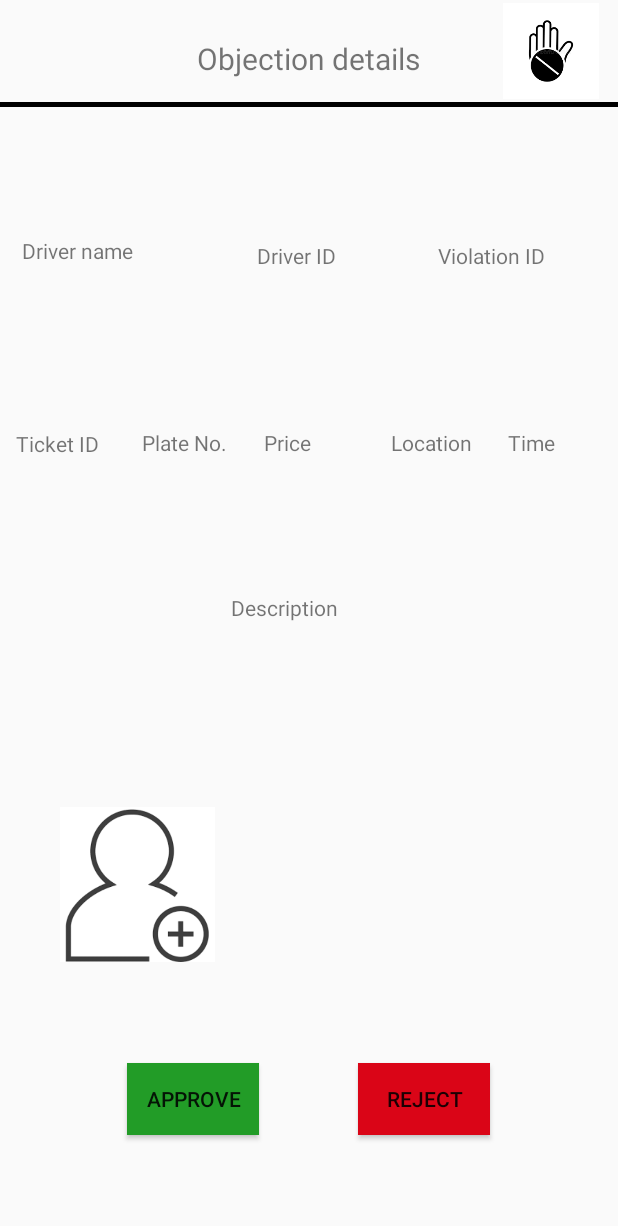
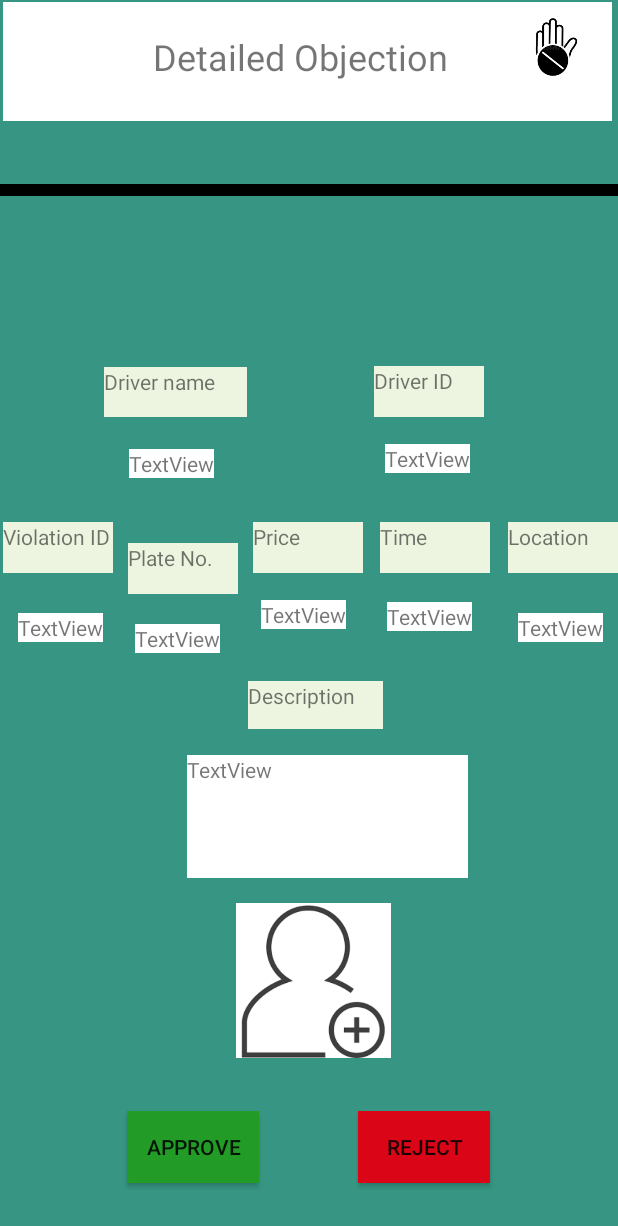
Before and after one commit to Kdzh1/KAUeParking, an Android app: the admin_detailed_objection screen opened directly, with no data from a screen before it, on a phone screen of 412 x 824 dp. Shown: the top 1226 px of the screen. Run offline under Robolectric (Android 15) with nearby library versions, the light colour scheme and no system bars.

Commit message:
finish activity_admin_detailed_objection.xml + add activity_delete_security.xml and finish it

```diff
--- a/app/src/main/AndroidManifest.xml
+++ b/app/src/main/AndroidManifest.xml
@@ -13,6 +13,9 @@
         android:roundIcon="@mipmap/ic_launcher_round"
         android:supportsRtl="true"
         android:theme="@style/Theme.KAUeParking">
+        <activity
+            android:name=".delete_security"
+            android:exported="false" />
         <activity
             android:name=".admin_detailed_objection"
             android:exported="false" />
--- a/app/src/main/res/layout/activity_admin_detailed_objection.xml
+++ b/app/src/main/res/layout/activity_admin_detailed_objection.xml
@@ -4,7 +4,9 @@
     xmlns:tools="http://schemas.android.com/tools"
     android:layout_width="match_parent"
     android:layout_height="match_parent"
-    tools:context=".admin_detailed_objection">
+    tools:context=".admin_detailed_objection"
+    android:background="@color/dgreen"
+    >
 
 
     <TextView
@@ -12,36 +14,43 @@
         android:layout_width="95dp"
         android:layout_height="33dp"
         android:layout_marginTop="32dp"
-        android:layout_marginBottom="35dp"
+        android:layout_marginBottom="324dp"
+        android:background="@color/skr"
         android:text="Driver name"
+        android:textAllCaps="false"
         app:layout_constraintBottom_toTopOf="@+id/imageView7"
         app:layout_constraintEnd_toEndOf="parent"
-        app:layout_constraintHorizontal_bias="0.047"
+        app:layout_constraintHorizontal_bias="0.218"
         app:layout_constraintStart_toStartOf="parent"
         app:layout_constraintTop_toBottomOf="@+id/view2"
         app:layout_constraintVertical_bias="0.147" />
 
+
     <TextView
         android:id="@+id/textView23"
+        android:background="@color/skr"
         android:layout_width="73dp"
         android:layout_height="34dp"
+        android:layout_marginBottom="220dp"
         android:text="Violation ID"
         app:layout_constraintBottom_toTopOf="@+id/imageView7"
         app:layout_constraintEnd_toEndOf="parent"
-        app:layout_constraintHorizontal_bias="0.818"
-        app:layout_constraintStart_toEndOf="@+id/textView16"
+        app:layout_constraintHorizontal_bias="0.005"
+        app:layout_constraintStart_toStartOf="parent"
         app:layout_constraintTop_toBottomOf="@+id/view2"
         app:layout_constraintVertical_bias="0.206" />
 
     <TextView
         android:id="@+id/textView22"
+        android:background="@color/skr"
         android:layout_width="73dp"
         android:layout_height="34dp"
+        android:layout_marginBottom="324dp"
         android:text="Driver ID"
         app:layout_constraintBottom_toTopOf="@+id/imageView7"
         app:layout_constraintEnd_toEndOf="parent"
-        app:layout_constraintHorizontal_bias="0.342"
-        app:layout_constraintStart_toEndOf="@+id/textView16"
+        app:layout_constraintHorizontal_bias="0.488"
+        app:layout_constraintStart_toEndOf="@+id/textView24"
         app:layout_constraintTop_toBottomOf="@+id/view2"
         app:layout_constraintVertical_bias="0.206" />
 
@@ -49,98 +58,59 @@
         android:id="@+id/textView21"
         android:layout_width="90dp"
         android:layout_height="32dp"
+        android:layout_marginStart="165dp"
+        android:layout_marginEnd="156dp"
+        android:layout_marginBottom="116dp"
+        android:background="@color/skr"
         android:text="Description"
         app:layout_constraintBottom_toTopOf="@+id/imageView7"
         app:layout_constraintEnd_toEndOf="parent"
-        app:layout_constraintHorizontal_bias="0.294"
-        app:layout_constraintStart_toEndOf="@+id/textView16"
+        app:layout_constraintHorizontal_bias="0.0"
+        app:layout_constraintStart_toStartOf="parent"
         app:layout_constraintTop_toBottomOf="@+id/view2"
         app:layout_constraintVertical_bias="0.746" />
 
     <TextView
         android:id="@+id/textView20"
+        android:background="@color/skr"
         android:layout_width="73dp"
         android:layout_height="34dp"
+        android:layout_marginBottom="220dp"
         android:text="Time"
         app:layout_constraintBottom_toTopOf="@+id/imageView7"
         app:layout_constraintEnd_toEndOf="parent"
-        app:layout_constraintHorizontal_bias="1.0"
-        app:layout_constraintStart_toEndOf="@+id/textView16"
+        app:layout_constraintHorizontal_bias="0.12"
+        app:layout_constraintStart_toEndOf="@+id/textView18"
         app:layout_constraintTop_toBottomOf="@+id/view2"
         app:layout_constraintVertical_bias="0.495" />
 
     <TextView
         android:id="@+id/textView19"
+        android:background="@color/skr"
         android:layout_width="73dp"
         android:layout_height="34dp"
+        android:layout_marginBottom="220dp"
         android:text="Location"
         app:layout_constraintBottom_toTopOf="@+id/imageView7"
         app:layout_constraintEnd_toEndOf="parent"
-        app:layout_constraintHorizontal_bias="0.694"
-        app:layout_constraintStart_toEndOf="@+id/textView16"
+        app:layout_constraintHorizontal_bias="1.0"
+        app:layout_constraintStart_toEndOf="@+id/textView20"
         app:layout_constraintTop_toBottomOf="@+id/view2"
         app:layout_constraintVertical_bias="0.495" />
 
     <TextView
         android:id="@+id/textView18"
+        android:background="@color/skr"
         android:layout_width="73dp"
         android:layout_height="34dp"
+        android:layout_marginBottom="220dp"
         android:text="Price"
         app:layout_constraintBottom_toTopOf="@+id/imageView7"
         app:layout_constraintEnd_toEndOf="parent"
-        app:layout_constraintHorizontal_bias="0.362"
-        app:layout_constraintStart_toEndOf="@+id/textView16"
+        app:layout_constraintHorizontal_bias="0.054"
+        app:layout_constraintStart_toEndOf="@+id/textView17"
         app:layout_constraintTop_toBottomOf="@+id/view2"
         app:layout_constraintVertical_bias="0.495" />
-
-    <TextView
-        android:id="@+id/textView15"
-        android:layout_width="198dp"
-        android:layout_height="42dp"
-        android:gravity="center"
-        android:text="Objection details"
-        android:textSize="20sp"
-        app:layout_constraintBottom_toBottomOf="parent"
-        app:layout_constraintEnd_toEndOf="parent"
-        app:layout_constraintHorizontal_bias="0.497"
-        app:layout_constraintStart_toStartOf="parent"
-        app:layout_constraintTop_toTopOf="parent"
-        app:layout_constraintVertical_bias="0.023" />
-
-    <View
-        android:id="@+id/view2"
-        android:layout_width="match_parent"
-        android:layout_height="3dp"
-        android:layout_marginTop="8dp"
-        android:background="@color/black"
-        app:layout_constraintEnd_toEndOf="parent"
-        app:layout_constraintHorizontal_bias="0.0"
-        app:layout_constraintStart_toStartOf="parent"
-        app:layout_constraintTop_toBottomOf="@+id/textView15" />
-
-    <ImageView
-        android:id="@+id/imageView5"
-        android:layout_width="89dp"
-        android:layout_height="64dp"
-        android:layout_marginBottom="2dp"
-        app:layout_constraintBottom_toTopOf="@+id/view2"
-        app:layout_constraintEnd_toEndOf="parent"
-        app:layout_constraintHorizontal_bias="1.0"
-        app:layout_constraintStart_toEndOf="@+id/textView15"
-        app:srcCompat="@drawable/objdetailicon" />
-
-    <TextView
-        android:id="@+id/textView16"
-        android:layout_width="73dp"
-        android:layout_height="34dp"
-        android:layout_marginTop="32dp"
-        android:layout_marginBottom="35dp"
-        android:text="Ticket ID"
-        app:layout_constraintBottom_toTopOf="@+id/imageView7"
-        app:layout_constraintEnd_toEndOf="parent"
-        app:layout_constraintHorizontal_bias="0.032"
-        app:layout_constraintStart_toStartOf="parent"
-        app:layout_constraintTop_toBottomOf="@+id/view2" />
 
     <ImageView
         android:id="@+id/imageView7"
@@ -148,21 +118,23 @@
         android:layout_height="103dp"
         app:layout_constraintBottom_toBottomOf="parent"
         app:layout_constraintEnd_toEndOf="parent"
-        app:layout_constraintHorizontal_bias="0.092"
+        app:layout_constraintHorizontal_bias="0.51"
         app:layout_constraintStart_toStartOf="parent"
-        app:layout_constraintTop_toBottomOf="@+id/textView16"
-        app:layout_constraintVertical_bias="0.068"
+        app:layout_constraintTop_toTopOf="parent"
+        app:layout_constraintVertical_bias="0.835"
         app:srcCompat="@drawable/addpersonicon" />
 
     <TextView
         android:id="@+id/textView17"
         android:layout_width="73dp"
         android:layout_height="34dp"
+        android:layout_marginBottom="428dp"
+        android:background="@color/skr"
         android:text="Plate No."
-        app:layout_constraintBottom_toTopOf="@+id/imageView7"
+        app:layout_constraintBottom_toBottomOf="parent"
         app:layout_constraintEnd_toEndOf="parent"
-        app:layout_constraintHorizontal_bias="0.041"
-        app:layout_constraintStart_toEndOf="@+id/textView16"
+        app:layout_constraintHorizontal_bias="0.038"
+        app:layout_constraintStart_toEndOf="@+id/textView23"
         app:layout_constraintTop_toBottomOf="@+id/view2"
         app:layout_constraintVertical_bias="0.495" />
 
@@ -190,4 +162,175 @@
         app:layout_constraintHorizontal_bias="1.0"
         app:layout_constraintStart_toEndOf="@+id/button2"
         app:layout_constraintTop_toBottomOf="@+id/imageView7" />
+
+    <LinearLayout
+        android:id="@+id/linearLayout3"
+        android:layout_width="406dp"
+        android:layout_height="79dp"
+        android:layout_marginStart="2dp"
+        android:layout_marginTop="1dp"
+        android:layout_marginEnd="1dp"
+        android:background="@color/white"
+        android:orientation="horizontal"
+        app:layout_constraintEnd_toEndOf="parent"
+        app:layout_constraintHorizontal_bias="0.0"
+        app:layout_constraintStart_toStartOf="parent"
+        app:layout_constraintTop_toTopOf="parent">
+
+
+        <TextView
+            android:id="@+id/textView13"
+            android:layout_width="335dp"
+            android:layout_height="62dp"
+            android:layout_weight="1"
+            android:paddingLeft="100dp"
+            android:paddingTop="20dp"
+            android:text="Detailed Objection"
+            android:textSize="24dp" />
+
+        <ImageView
+            android:id="@+id/imageView5"
+            android:layout_width="78dp"
+            android:layout_height="60dp"
+            android:layout_weight="1"
+            app:srcCompat="@drawable/objdetailicon" />
+
+
+
+    </LinearLayout>
+
+    <TextView
+        android:id="@+id/textView15"
+        android:background="@color/white"
+        android:layout_width="wrap_content"
+        android:layout_height="wrap_content"
+        android:text="TextView"
+        app:layout_constraintBottom_toTopOf="@+id/textView17"
+        app:layout_constraintEnd_toStartOf="@+id/textView16"
+        app:layout_constraintHorizontal_bias="0.431"
+        app:layout_constraintStart_toStartOf="parent"
+        app:layout_constraintTop_toBottomOf="@+id/textView24"
+        app:layout_constraintVertical_bias="0.333" />
+
+    <TextView
+        android:id="@+id/textView16"
+        android:background="@color/white"
+        android:layout_width="wrap_content"
+        android:layout_height="wrap_content"
+        android:text="TextView"
+        app:layout_constraintBottom_toTopOf="@+id/textView20"
+        app:layout_constraintEnd_toEndOf="parent"
+        app:layout_constraintHorizontal_bias="0.722"
+        app:layout_constraintStart_toStartOf="parent"
+        app:layout_constraintTop_toBottomOf="@+id/textView22"
+        app:layout_constraintVertical_bias="0.352" />
+
+    <TextView
+        android:id="@+id/textView30"
+        android:layout_width="187dp"
+        android:layout_height="82dp"
+        android:layout_marginStart="176dp"
+        android:layout_marginTop="52dp"
+        android:layout_marginEnd="177dp"
+        android:layout_marginBottom="57dp"
+        android:background="@color/white"
+        android:text="TextView"
+        app:layout_constraintBottom_toTopOf="@+id/imageView7"
+        app:layout_constraintEnd_toEndOf="parent"
+        app:layout_constraintHorizontal_bias="0.4"
+        app:layout_constraintStart_toStartOf="parent"
+        app:layout_constraintTop_toBottomOf="@+id/textView21"
+        app:layout_constraintVertical_bias="0.461" />
+
+    <TextView
+        android:id="@+id/textView31"
+        android:background="@color/white"
+        android:layout_width="wrap_content"
+        android:layout_height="wrap_content"
+        android:layout_marginStart="11dp"
+        android:layout_marginTop="19dp"
+        android:layout_marginEnd="343dp"
+        android:layout_marginBottom="389dp"
+        android:text="TextView"
+        app:layout_constraintBottom_toBottomOf="parent"
+        app:layout_constraintEnd_toEndOf="parent"
+        app:layout_constraintStart_toStartOf="parent"
+        app:layout_constraintTop_toBottomOf="@+id/textView23" />
+
+    <TextView
+        android:id="@+id/textView32"
+        android:background="@color/white"
+        android:layout_width="wrap_content"
+        android:layout_height="wrap_content"
+        android:layout_marginStart="21dp"
+        android:layout_marginTop="18dp"
+        android:layout_marginEnd="263dp"
+        android:text="TextView"
+        app:layout_constraintBottom_toTopOf="@+id/button2"
+        app:layout_constraintEnd_toEndOf="parent"
+        app:layout_constraintHorizontal_bias="0.0"
+        app:layout_constraintStart_toEndOf="@+id/textView31"
+        app:layout_constraintTop_toBottomOf="@+id/textView17"
+        app:layout_constraintVertical_bias="0.006" />
+
+    <TextView
+        android:id="@+id/textView33"
+        android:background="@color/white"
+        android:layout_width="wrap_content"
+        android:layout_height="wrap_content"
+        android:layout_marginStart="24dp"
+        android:layout_marginTop="18dp"
+        android:layout_marginEnd="181dp"
+        android:layout_marginBottom="35dp"
+        android:text="TextView"
+        app:layout_constraintBottom_toTopOf="@+id/textView21"
+        app:layout_constraintEnd_toEndOf="parent"
+        app:layout_constraintHorizontal_bias="1.0"
+        app:layout_constraintStart_toEndOf="@+id/textView32"
+        app:layout_constraintTop_toBottomOf="@+id/textView18" />
+
+    <TextView
+        android:id="@+id/textView34"
+        android:background="@color/white"
+        android:layout_width="wrap_content"
+        android:layout_height="wrap_content"
+        android:layout_marginStart="25dp"
+        android:layout_marginTop="19dp"
+        android:layout_marginEnd="97dp"
+        android:text="TextView"
+        app:layout_constraintBottom_toTopOf="@+id/button3"
+        app:layout_constraintEnd_toEndOf="parent"
+        app:layout_constraintHorizontal_bias="1.0"
+        app:layout_constraintStart_toEndOf="@+id/textView33"
+        app:layout_constraintTop_toBottomOf="@+id/textView20"
+        app:layout_constraintVertical_bias="0.0" />
+
+
+    <TextView
+        android:id="@+id/textView35"
+        android:background="@color/white"
+        android:layout_width="wrap_content"
+        android:layout_height="wrap_content"
+        android:layout_marginStart="30dp"
+        android:layout_marginTop="19dp"
+        android:layout_marginEnd="9dp"
+        android:layout_marginBottom="389dp"
+        android:text="TextView"
+        app:layout_constraintBottom_toBottomOf="parent"
+        app:layout_constraintEnd_toEndOf="parent"
+        app:layout_constraintStart_toEndOf="@+id/textView34"
+        app:layout_constraintTop_toBottomOf="@+id/textView19" />
+
+    <ImageView
+        android:id="@+id/imageView8"
+        android:layout_width="413dp"
+        android:layout_height="8dp"
+        android:layout_marginStart="2dp"
+        android:layout_marginBottom="568dp"
+        android:background="@color/black"
+        app:layout_constraintBottom_toTopOf="@+id/button2"
+        app:layout_constraintEnd_toEndOf="parent"
+        app:layout_constraintHorizontal_bias="1.0"
+        app:layout_constraintStart_toStartOf="parent"
+        app:layout_constraintTop_toBottomOf="@+id/linearLayout3" />
 </androidx.constraintlayout.widget.ConstraintLayout>
```
Also changed, not shown: app/src/main/java/com/example/kaueparking/delete_security.java (added, +14 -0 lines), app/src/main/res/layout/activity_delete_security.xml (added, +108 -0 lines), app/src/main/res/drawable/deletesecurity.png (added).
